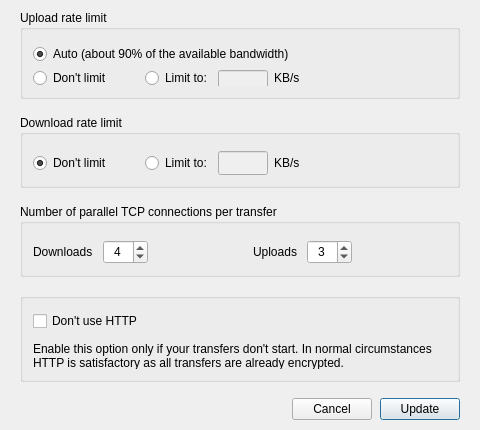
This is src/MEGASync/gui/win/BandwidthSettings.ui in meganz/MEGAsync as Qt 5 draws it before an edit. The edited form follows.
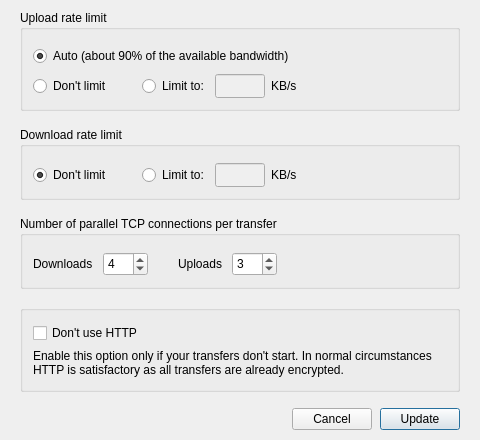
This is the edited form.

Commit message: Settings Dialog: Network tab: polish (windows, linux), aesthetic code changes

What changed in the file:
```diff
--- a/src/MEGASync/gui/win/BandwidthSettings.ui
+++ b/src/MEGASync/gui/win/BandwidthSettings.ui
@@ -10,7 +10,7 @@
     <x>0</x>
     <y>0</y>
     <width>480</width>
-    <height>396</height>
+    <height>440</height>
    </rect>
   </property>
   <property name="sizePolicy">
@@ -56,6 +56,9 @@
       <string>Upload rate limit</string>
      </property>
      <layout class="QFormLayout" name="gBandwidthLayout">
+      <property name="sizeConstraint">
+       <enum>QLayout::SetMinimumSize</enum>
+      </property>
       <property name="fieldGrowthPolicy">
        <enum>QFormLayout::FieldsStayAtSizeHint</enum>
       </property>
@@ -69,7 +72,7 @@
        <set>Qt::AlignLeading|Qt::AlignLeft|Qt::AlignTop</set>
       </property>
       <property name="horizontalSpacing">
-       <number>22</number>
+       <number>30</number>
       </property>
       <property name="verticalSpacing">
        <number>8</number>
@@ -130,7 +133,7 @@
         </property>
         <property name="minimumSize">
          <size>
-          <width>90</width>
+          <width>0</width>
           <height>0</height>
          </size>
         </property>
@@ -244,19 +247,6 @@
            </property>
           </widget>
          </item>
-         <item>
-          <spacer name="hUploadLimit">
-           <property name="orientation">
-            <enum>Qt::Horizontal</enum>
-           </property>
-           <property name="sizeHint" stdset="0">
-            <size>
-             <width>40</width>
-             <height>0</height>
-            </size>
-           </property>
-          </spacer>
-         </item>
         </layout>
        </widget>
       </item>
@@ -288,7 +278,7 @@
        <set>Qt::AlignLeading|Qt::AlignLeft|Qt::AlignTop</set>
       </property>
       <property name="horizontalSpacing">
-       <number>22</number>
+       <number>30</number>
       </property>
       <property name="verticalSpacing">
        <number>0</number>
@@ -315,7 +305,7 @@
         </property>
         <property name="minimumSize">
          <size>
-          <width>90</width>
+          <width>0</width>
           <height>0</height>
          </size>
         </property>
@@ -423,19 +413,6 @@
            </property>
           </widget>
          </item>
-         <item>
-          <spacer name="hUploadLimit_3">
-           <property name="orientation">
-            <enum>Qt::Horizontal</enum>
-           </property>
-           <property name="sizeHint" stdset="0">
-            <size>
-             <width>40</width>
-             <height>0</height>
-            </size>
-           </property>
-          </spacer>
-         </item>
         </layout>
        </widget>
       </item>
@@ -453,9 +430,12 @@
      <property name="title">
       <string>Number of parallel TCP connections per transfer</string>
      </property>
-     <layout class="QHBoxLayout" name="wTransferConnectionsLayout">
-      <property name="spacing">
-       <number>10</number>
+     <layout class="QFormLayout" name="formLayout">
+      <property name="fieldGrowthPolicy">
+       <enum>QFormLayout::FieldsStayAtSizeHint</enum>
+      </property>
+      <property name="horizontalSpacing">
+       <number>30</number>
       </property>
       <property name="leftMargin">
        <number>10</number>
@@ -467,6 +447,11 @@
        <number>10</number>
       </property>
       <property name="bottomMargin">
+       <number>10</number>
+      </property>
+      <item row="0" column="0">
+       <layout class="QHBoxLayout" name="dlLayout">
+        <property name="spacing">
        <number>10</number>
       </property>
       <item>
@@ -491,7 +476,7 @@
          </size>
         </property>
         <property name="alignment">
-         <set>Qt::AlignCenter</set>
+           <set>Qt::AlignLeading|Qt::AlignLeft|Qt::AlignVCenter</set>
         </property>
         <property name="minimum">
          <number>1</number>
@@ -504,19 +489,13 @@
         </property>
        </widget>
       </item>
-      <item>
-       <spacer name="horizontalSpacer_3">
-        <property name="orientation">
-         <enum>Qt::Horizontal</enum>
-        </property>
-        <property name="sizeHint" stdset="0">
-         <size>
-          <width>40</width>
-          <height>20</height>
-         </size>
-        </property>
-       </spacer>
+       </layout>
       </item>
+      <item row="0" column="1">
+       <layout class="QHBoxLayout" name="ulLayout">
+        <property name="spacing">
+         <number>10</number>
+        </property>
       <item>
        <widget class="QLabel" name="lUploadConnections">
         <property name="text">
@@ -539,7 +518,7 @@
          </size>
         </property>
         <property name="alignment">
-         <set>Qt::AlignCenter</set>
+           <set>Qt::AlignLeading|Qt::AlignLeft|Qt::AlignVCenter</set>
         </property>
         <property name="minimum">
          <number>1</number>
@@ -552,18 +531,7 @@
         </property>
        </widget>
       </item>
-      <item>
-       <spacer name="horizontalSpacer_7">
-        <property name="orientation">
-         <enum>Qt::Horizontal</enum>
-        </property>
-        <property name="sizeHint" stdset="0">
-         <size>
-          <width>0</width>
-          <height>0</height>
-         </size>
-        </property>
-       </spacer>
+       </layout>
       </item>
      </layout>
     </widget>
@@ -571,14 +539,17 @@
    <item>
     <widget class="QGroupBox" name="gUseHttps">
      <property name="sizePolicy">
-      <sizepolicy hsizetype="Preferred" vsizetype="Preferred">
+      <sizepolicy hsizetype="Preferred" vsizetype="Maximum">
        <horstretch>0</horstretch>
        <verstretch>0</verstretch>
       </sizepolicy>
      </property>
      <layout class="QVBoxLayout" name="gUseHttpsLayout">
       <property name="spacing">
-       <number>10</number>
+       <number>2</number>
+      </property>
+      <property name="sizeConstraint">
+       <enum>QLayout::SetMinimumSize</enum>
       </property>
       <property name="leftMargin">
        <number>10</number>
```
Lines whose indentation alone changed are shown as unchanged. The commit also changes 6 other files.
